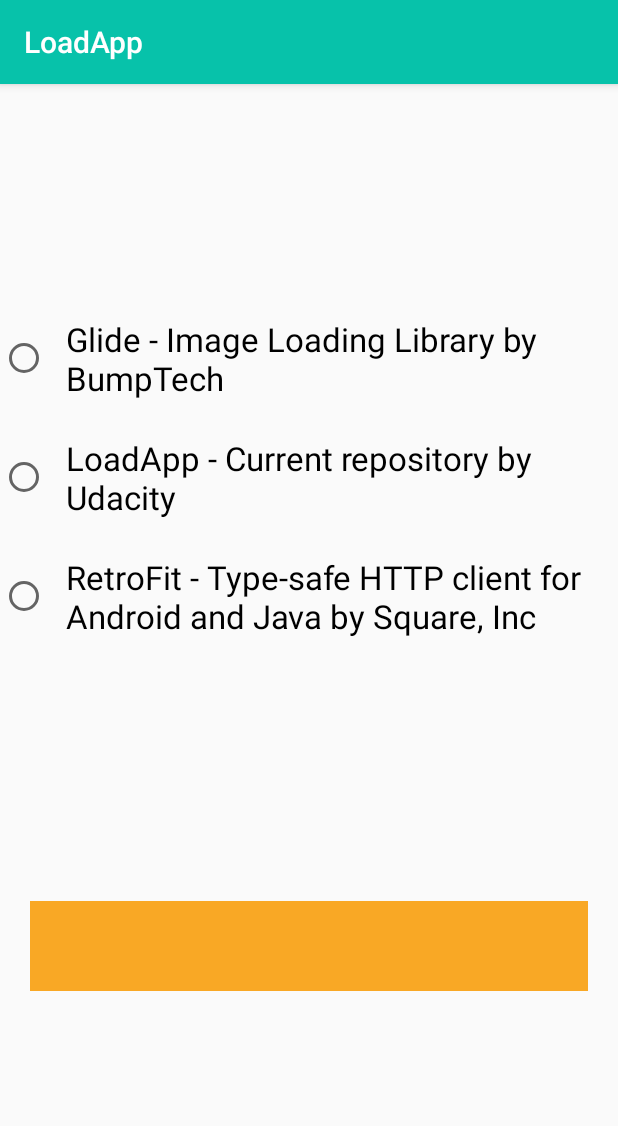
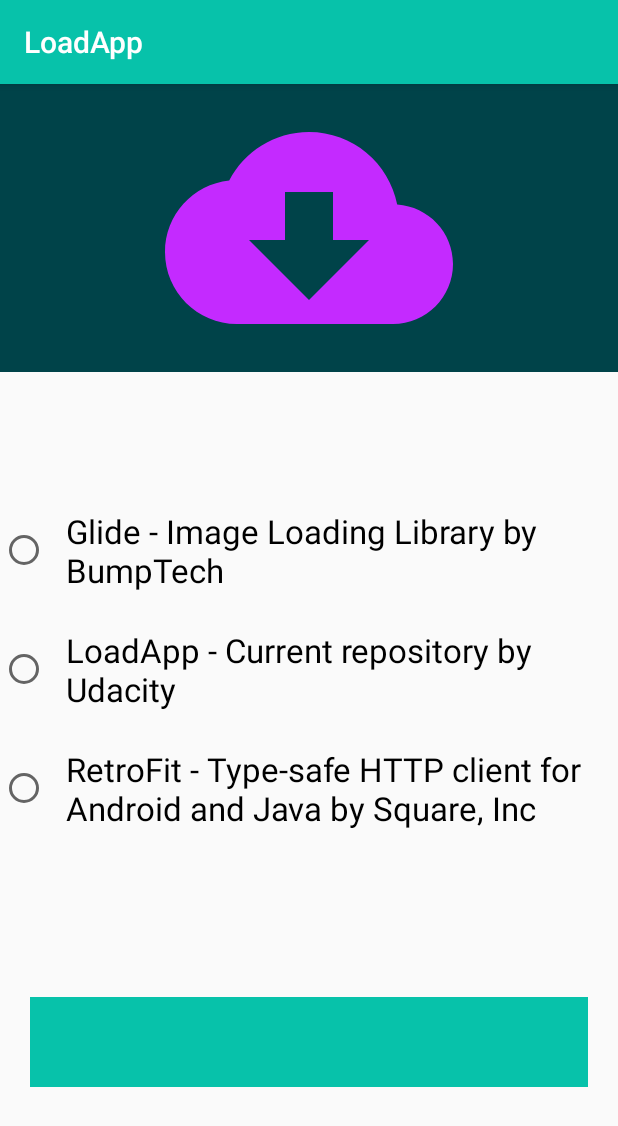
Before and after one commit to udacity/nd940-c3-advanced-android-programming-project-starter, an Android app: the screen it shows after launch (MainActivity), on a phone screen of 412 x 824 dp. Shown: the top 1126 px of the screen. Run offline under Robolectric (Android 15) with nearby library versions, the phone set to English and light mode, and no system bars.

Commit message:
Add header image

```diff
--- a/starter/app/src/main/java/com/udacity/LoadingButton.kt
+++ b/starter/app/src/main/java/com/udacity/LoadingButton.kt
@@ -3,6 +3,7 @@ package com.udacity
 import android.animation.ValueAnimator
 import android.content.Context
 import android.graphics.Canvas
+import android.graphics.Paint
 import android.util.AttributeSet
 import android.view.View
 import kotlin.properties.Delegates
@@ -15,7 +16,7 @@ class LoadingButton @JvmOverloads constructor(
 
     private val valueAnimator = ValueAnimator()
 
-    private var buttonState: ButtonState by Delegates.observable<ButtonState>(ButtonState.Completed) { p, old, new ->
+    private var buttonState: ButtonState by Delegates.observable(ButtonState.Completed) { p, old, new ->
 
     }
 
@@ -26,7 +27,7 @@ class LoadingButton @JvmOverloads constructor(
 
 
     override fun onDraw(canvas: Canvas?) {
-        canvas?.drawColor(resources.getColor(R.color.colorAccent))
+        canvas?.drawColor(resources.getColor(R.color.colorPrimary))
         super.onDraw(canvas)
     }
 
--- /dev/null
+++ b/starter/app/src/main/res/drawable/ic_baseline_cloud_download.xml
@@ -0,0 +1,5 @@
+<vector android:height="192dp" android:tint="#C42AFF"
+    android:viewportHeight="24" android:viewportWidth="24"
+    android:width="192dp" xmlns:android="http://schemas.android.com/apk/res/android">
+    <path android:fillColor="@android:color/white" android:pathData="M19.35,10.04C18.67,6.59 15.64,4 12,4 9.11,4 6.6,5.64 5.35,8.04 2.34,8.36 0,10.91 0,14c0,3.31 2.69,6 6,6h13c2.76,0 5,-2.24 5,-5 0,-2.64 -2.05,-4.78 -4.65,-4.96zM17,13l-5,5 -5,-5h3V9h4v4h3z"/>
+</vector>
--- a/starter/app/src/main/res/layout/content_main.xml
+++ b/starter/app/src/main/res/layout/content_main.xml
@@ -9,13 +9,23 @@
     tools:context=".MainActivity"
     tools:showIn="@layout/activity_main">
 
+    <ImageView
+        android:id="@+id/header_download_image"
+        android:background="@color/colorPrimaryDark"
+        android:src="@drawable/ic_baseline_cloud_download"
+        android:layout_width="match_parent"
+        android:layout_height="wrap_content"
+        app:layout_constraintTop_toTopOf="parent"
+        app:layout_constraintStart_toStartOf="parent"
+        app:layout_constraintEnd_toEndOf="parent" />
+
     <RadioGroup
         android:id="@+id/download_options"
         android:orientation="vertical"
         app:layout_constraintBottom_toTopOf="@id/custom_button"
         app:layout_constraintEnd_toEndOf="parent"
         app:layout_constraintStart_toStartOf="parent"
-        app:layout_constraintTop_toTopOf="parent"
+        app:layout_constraintTop_toBottomOf="@id/header_download_image"
         android:layout_width="match_parent"
         android:layout_height="wrap_content">
 
--- a/starter/app/src/main/res/values/strings.xml
+++ b/starter/app/src/main/res/values/strings.xml
@@ -8,7 +8,7 @@
     <string name="notification_description">The Project 3 repository is downloaded</string>
     <string name="notification_button">See changes</string>
 
-    <string name="button_name">Click me</string>
+    <string name="button_name">Download</string>
     <string name="button_loading">We are loading </string>
     <string name="title_activity_detail">DetailActivity</string>
 
```
